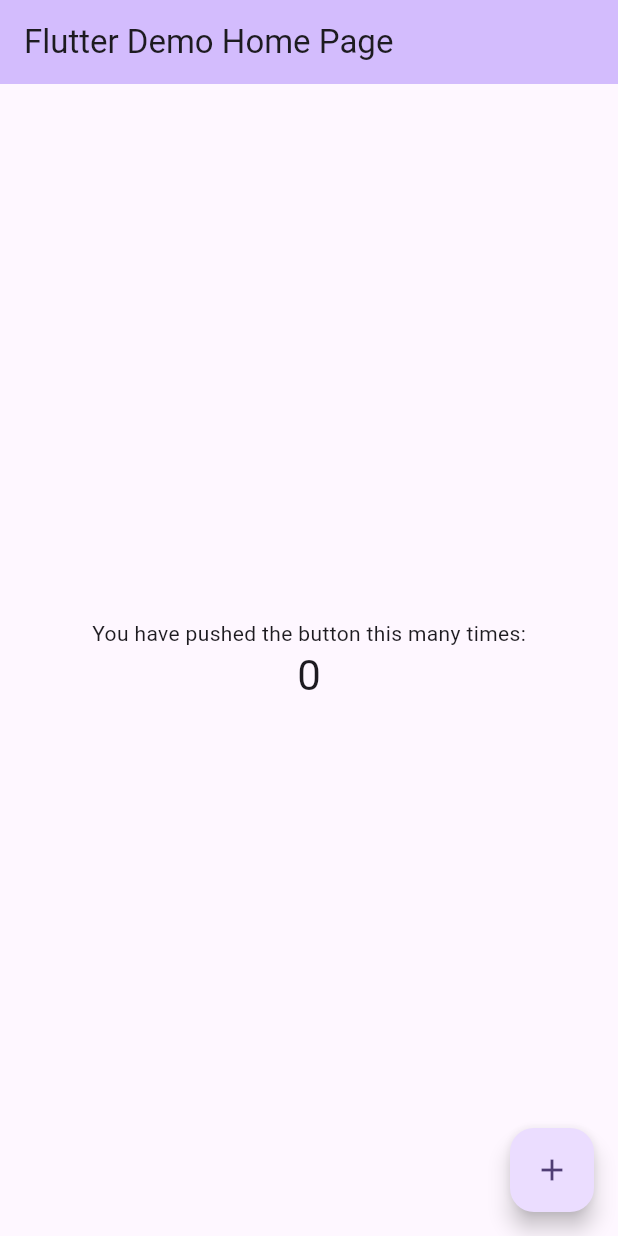
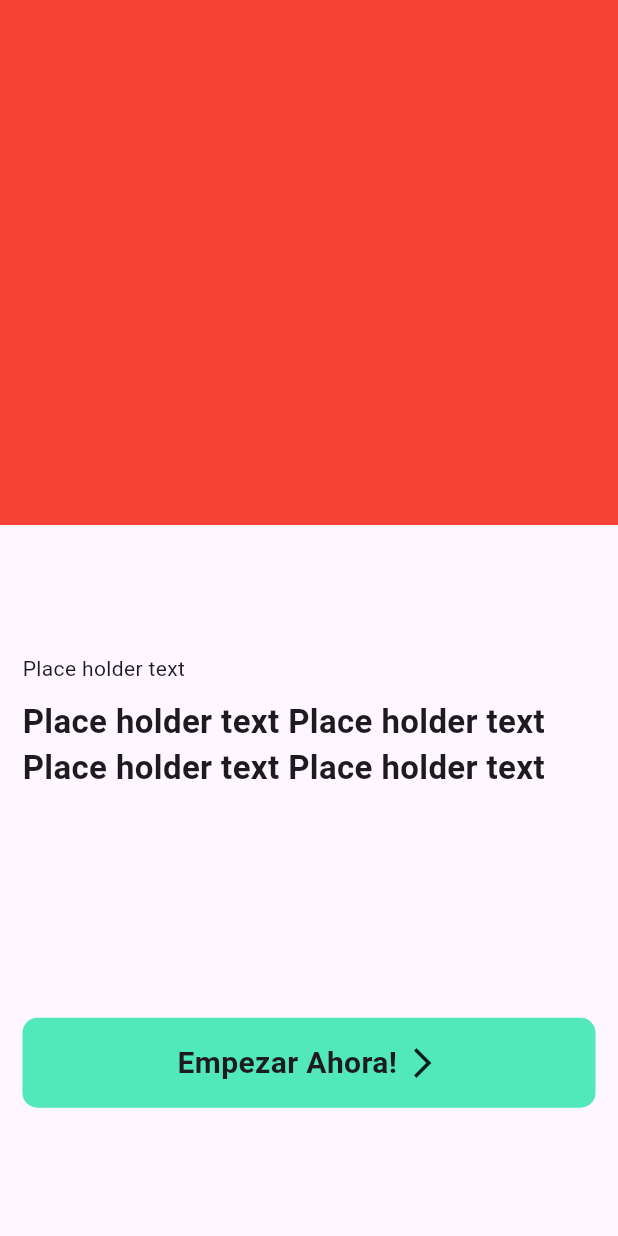
Before and after one commit to dannyrms1992/pruebas_fisicas_ec, a Flutter app: the screen it shows after launch, on a phone screen of 412 x 824 dp. Run offline on Flutter 3.47's test engine with Material 3 defaults, Android fonts, the phone set to English and light mode, and no system bars; our stand-ins replace adaptive_theme.

Commit message:
finish welcome screen

```diff
--- /dev/null
+++ b/pruebas_fisicas_ec/lib/helpers/colors/colors.dart
@@ -0,0 +1,5 @@
+import 'package:flutter/material.dart';
+
+const backgroundColor = Colors.white;
+const textColor = Colors.black;
+const colorButtonWelcome = Color.fromRGBO(81, 232, 186, 1);
--- /dev/null
+++ b/pruebas_fisicas_ec/lib/helpers/export.dart
@@ -0,0 +1,2 @@
+export 'package:pruebas_fisicas_ec/routes/routes.dart';
+export 'package:pruebas_fisicas_ec/ui/welcome/welcome.dart';
--- /dev/null
+++ b/pruebas_fisicas_ec/lib/helpers/texts/texts.dart
@@ -0,0 +1,3 @@
+String welcomeText1 = "Place holder text";
+String welcomeText2 = "Place holder text Place holder text Place holder text Place holder text";
+String welcomeTextButton1 = "Empezar Ahora!";
--- a/pruebas_fisicas_ec/lib/main.dart
+++ b/pruebas_fisicas_ec/lib/main.dart
@@ -1,4 +1,6 @@
+import 'package:adaptive_theme/adaptive_theme.dart';
 import 'package:flutter/material.dart';
+import "./helpers/export.dart";
 
 void main() {
   runApp(const MyApp());
@@ -10,116 +12,17 @@
   // This widget is the root of your application.
   @override
   Widget build(BuildContext context) {
-    return MaterialApp(
-      title: 'Flutter Demo',
-      theme: ThemeData(
-        // This is the theme of your application.
-        //
-        // TRY THIS: Try running your application with "flutter run". You'll see
-        // the application has a purple toolbar. Then, without quitting the app,
-        // try changing the seedColor in the colorScheme below to Colors.green
-        // and then invoke "hot reload" (save your changes or press the "hot
-        // reload" button in a Flutter-supported IDE, or press "r" if you used
-        // the command line to start the app).
-        //
-        // Notice that the counter didn't reset back to zero; the application
-        // state is not lost during the reload. To reset the state, use hot
-        // restart instead.
-        //
-        // This works for code too, not just values: Most code changes can be
-        // tested with just a hot reload.
-        colorScheme: ColorScheme.fromSeed(seedColor: Colors.deepPurple),
-        useMaterial3: true,
-      ),
-      home: const MyHomePage(title: 'Flutter Demo Home Page'),
-    );
+    return AdaptiveTheme(
+        light: ThemeData.light(useMaterial3: true),
+        dark: ThemeData.dark(useMaterial3: true),
+        initial: AdaptiveThemeMode.light,
+        builder: (theme, darkTheme) {
+          return MaterialApp(
+            title: 'Pruebas Físicas EC',
+            debugShowCheckedModeBanner: false,
+            initialRoute: "/welcome",
+            routes: getRoutes(),
+          );
+        });
   }
 }
-
-class MyHomePage extends StatefulWidget {
-  const MyHomePage({super.key, required this.title});
-
-  // This widget is the home page of your application. It is stateful, meaning
-  // that it has a State object (defined below) that contains fields that affect
-  // how it looks.
-
-  // This class is the configuration for the state. It holds the values (in this
-  // case the title) provided by the parent (in this case the App widget) and
-  // used by the build method of the State. Fields in a Widget subclass are
-  // always marked "final".
-
-  final String title;
-
-  @override
-  State<MyHomePage> createState() => _MyHomePageState();
-}
-
-class _MyHomePageState extends State<MyHomePage> {
-  int _counter = 0;
-
-  void _incrementCounter() {
-    setState(() {
-      // This call to setState tells the Flutter framework that something has
-      // changed in this State, which causes it to rerun the build method below
-      // so that the display can reflect the updated values. If we changed
-      // _counter without calling setState(), then the build method would not be
-      // called again, and so nothing would appear to happen.
-      _counter++;
-    });
-  }
-
-  @override
-  Widget build(BuildContext context) {
-    // This method is rerun every time setState is called, for instance as done
-    // by the _incrementCounter method above.
-    //
-    // The Flutter framework has been optimized to make rerunning build methods
-    // fast, so that you can just rebuild anything that needs updating rather
-    // than having to individually change instances of widgets.
-    return Scaffold(
-      appBar: AppBar(
-        // TRY THIS: Try changing the color here to a specific color (to
-        // Colors.amber, perhaps?) and trigger a hot reload to see the AppBar
-        // change color while the other colors stay the same.
-        backgroundColor: Theme.of(context).colorScheme.inversePrimary,
-        // Here we take the value from the MyHomePage object that was created by
-        // the App.build method, and use it to set our appbar title.
-        title: Text(widget.title),
-      ),
-      body: Center(
-        // Center is a layout widget. It takes a single child and positions it
-        // in the middle of the parent.
-        child: Column(
-          // Column is also a layout widget. It takes a list of children and
-          // arranges them vertically. By default, it sizes itself to fit its
-          // children horizontally, and tries to be as tall as its parent.
-          //
-          // Column has various properties to control how it sizes itself and
-          // how it positions its children. Here we use mainAxisAlignment to
-          // center the children vertically; the main axis here is the vertical
-          // axis because Columns are vertical (the cross axis would be
-          // horizontal).
-          //
-          // TRY THIS: Invoke "debug painting" (choose the "Toggle Debug Paint"
-          // action in the IDE, or press "p" in the console), to see the
-          // wireframe for each widget.
-          mainAxisAlignment: MainAxisAlignment.center,
-          children: <Widget>[
-            const Text(
-              'You have pushed the button this many times:',
-            ),
-            Text(
-              '$_counter',
-              style: Theme.of(context).textTheme.headlineMedium,
-            ),
-          ],
-        ),
-      ),
-      floatingActionButton: FloatingActionButton(
-        onPressed: _incrementCounter,
-        tooltip: 'Increment',
-        child: const Icon(Icons.add),
-      ), // This trailing comma makes auto-formatting nicer for build methods.
-    );
-  }
-}
--- /dev/null
+++ b/pruebas_fisicas_ec/lib/routes/routes.dart
@@ -0,0 +1,7 @@
+import 'package:pruebas_fisicas_ec/ui/welcome/welcome.dart';
+import '../helpers/export.dart';
+getRoutes(){
+  return {
+    "/welcome":(context)=>WelcomePage()
+  };
+}
--- /dev/null
+++ b/pruebas_fisicas_ec/lib/ui/welcome/welcome.dart
@@ -0,0 +1,82 @@
+import 'package:flutter/material.dart';
+import 'package:pruebas_fisicas_ec/helpers/colors/colors.dart';
+import 'package:pruebas_fisicas_ec/helpers/texts/texts.dart';
+
+class WelcomePage extends StatelessWidget {
+  const WelcomePage({super.key});
+
+  @override
+  Widget build(BuildContext context) {
+    return Scaffold(
+      body: SafeArea(
+        child: Column(
+          mainAxisAlignment: MainAxisAlignment.start,
+          crossAxisAlignment: CrossAxisAlignment.start,
+          children: [
+            Container(
+              width: double.infinity,
+              height: 350,
+              color: Colors.red,
+            ),
+            Expanded(
+              child: Container(
+                child: Padding(
+                  padding: const EdgeInsets.all(15.0),
+                  child: Column(
+                    mainAxisAlignment: MainAxisAlignment.spaceAround,
+                    crossAxisAlignment: CrossAxisAlignment.start,
+                    children: [
+                      Column(
+                        mainAxisAlignment: MainAxisAlignment.start,
+                        crossAxisAlignment: CrossAxisAlignment.start,
+                        children: [
+                           Text(
+                            welcomeText1,
+                            style: TextStyle(fontSize: 14),
+                          ),
+                         const  SizedBox(
+                            height: 10,
+                          ),
+                           Text(
+                            welcomeText2,
+                            style: TextStyle(
+                                fontSize: 22, fontWeight: FontWeight.bold),
+                          ),
+                           SizedBox(
+                            height: 10,
+                          ),
+                        ],
+                      ),
+                      Container(
+                        width: double.infinity,
+                        height: 60,
+                        decoration:const BoxDecoration(
+                            color: colorButtonWelcome,
+                            borderRadius:
+                                BorderRadius.all(Radius.circular(10.0))),
+                        child:  Row(
+                          mainAxisAlignment: MainAxisAlignment.center,
+                          children: [
+                            Text(
+                              welcomeTextButton1,
+                              style: TextStyle(
+                                  fontWeight: FontWeight.bold, fontSize: 20),
+                            ),
+                          const  SizedBox(
+                              width: 5,
+                            ),
+                          const  Icon(Icons.arrow_forward_ios_sharp)
+                          ],
+                        ),
+                      )
+                    ],
+                  ),
+                ),
+              ),
+            )
+          ],
+        ),
+      ),
+    );
+  }
+}
```
Also changed, not shown: pruebas_fisicas_ec/pubspec.yaml (+7 -0 lines), pruebas_fisicas_ec/pubspec.lock, 18 other files.
